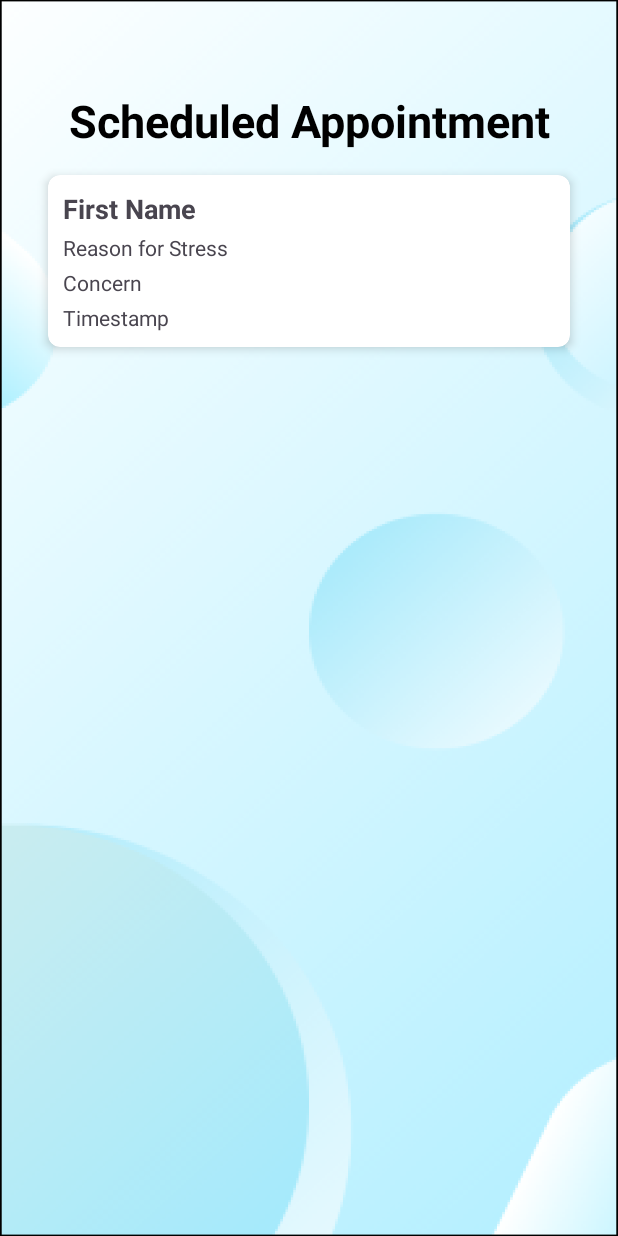
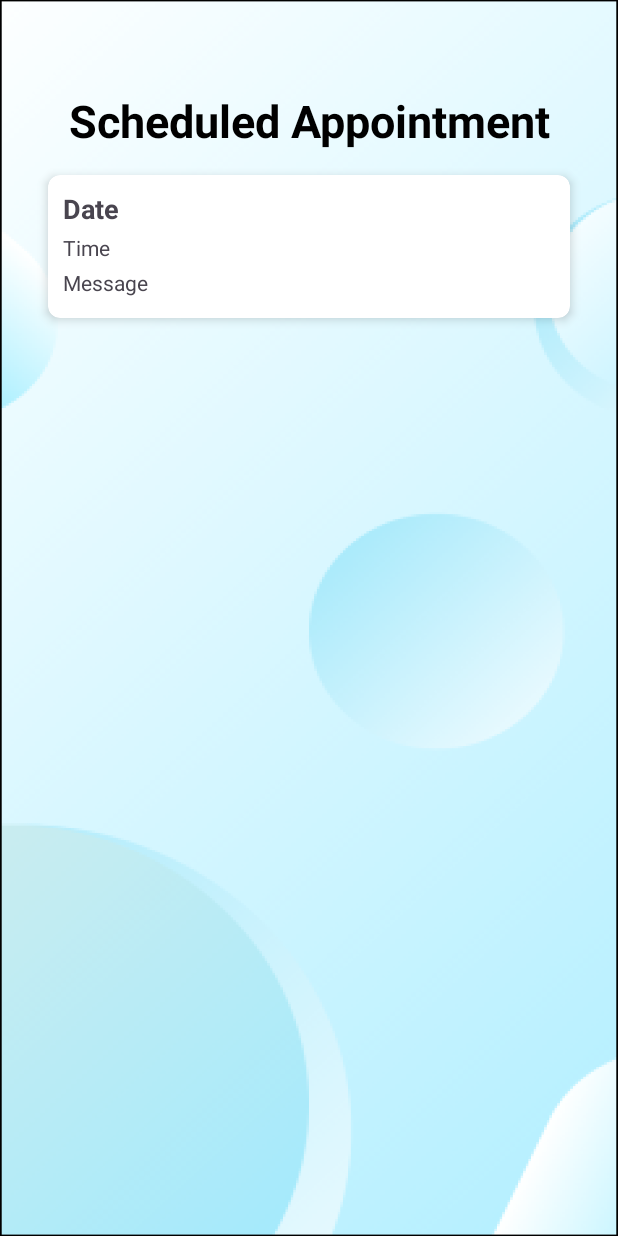
Before and after one commit to jhnndrmt/Payapa, an Android app: the layout activity_scheduled_activity.xml on its own in the app's theme, with its tools: preview values and no code run, on a phone screen of 412 x 824 dp. Run offline under Robolectric (Android 15) with nearby library versions, the phone set to English and light mode, and no system bars.

Commit message:
fix fetching scheduled activity

```diff
--- a/payapa.android/app/src/main/res/layout/activity_scheduled_activity.xml
+++ b/payapa.android/app/src/main/res/layout/activity_scheduled_activity.xml
@@ -44,33 +44,27 @@
             android:padding="10dp">
 
             <TextView
-                android:id="@+id/textFirstName"
+                android:id="@+id/scheduledDate"
                 android:layout_width="wrap_content"
                 android:layout_height="wrap_content"
-                android:text="First Name"
+                android:text="Date"
                 android:textStyle="bold"
                 android:textSize="18sp"
                 android:paddingBottom="4dp" />
 
             <TextView
-                android:id="@+id/textReasonForStress"
+                android:id="@+id/scheduledTime"
                 android:layout_width="wrap_content"
                 android:layout_height="wrap_content"
-                android:text="Reason for Stress"
+                android:text="Time"
                 android:paddingBottom="4dp" />
 
             <TextView
-                android:id="@+id/textConcern"
+                android:id="@+id/appointmentMessage"
                 android:layout_width="wrap_content"
                 android:layout_height="wrap_content"
-                android:text="Concern"
+                android:text="Message"
                 android:paddingBottom="4dp" />
-
-            <TextView
-                android:id="@+id/textTimestamp"
-                android:layout_width="wrap_content"
-                android:layout_height="wrap_content"
-                android:text="Timestamp" />
 
         </LinearLayout>
     </androidx.cardview.widget.CardView>
```
Also changed, not shown: payapa.android/app/src/main/java/com/example/payapa/ScheduledAppointmentActivity.java (+15 -15 lines).
